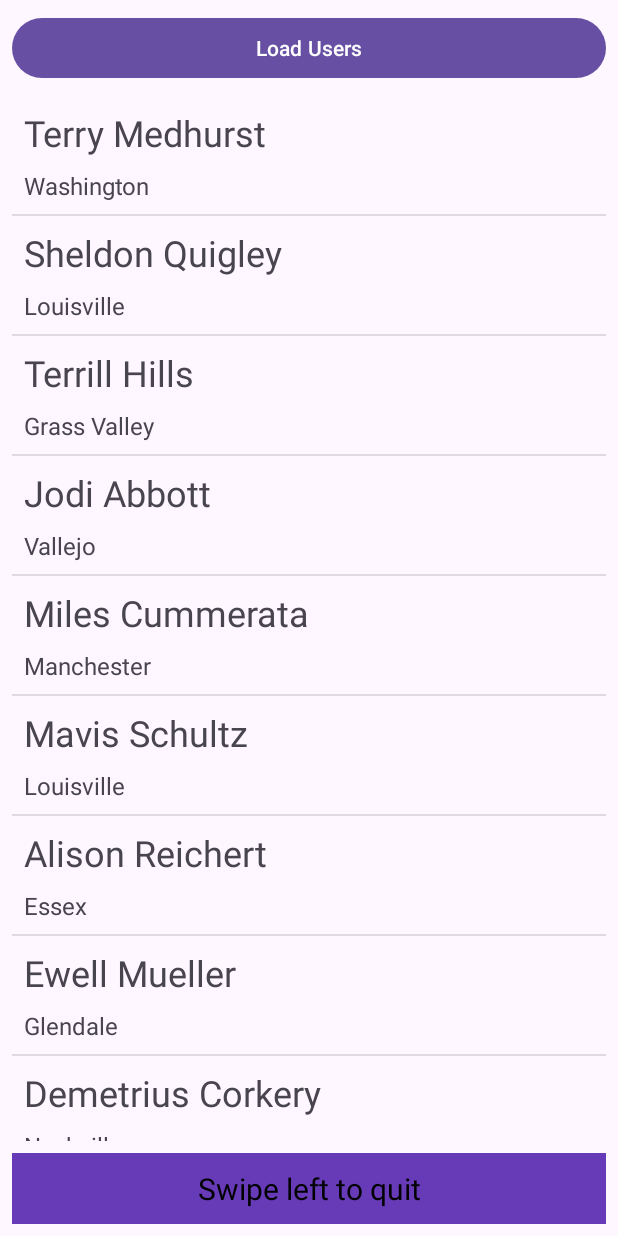
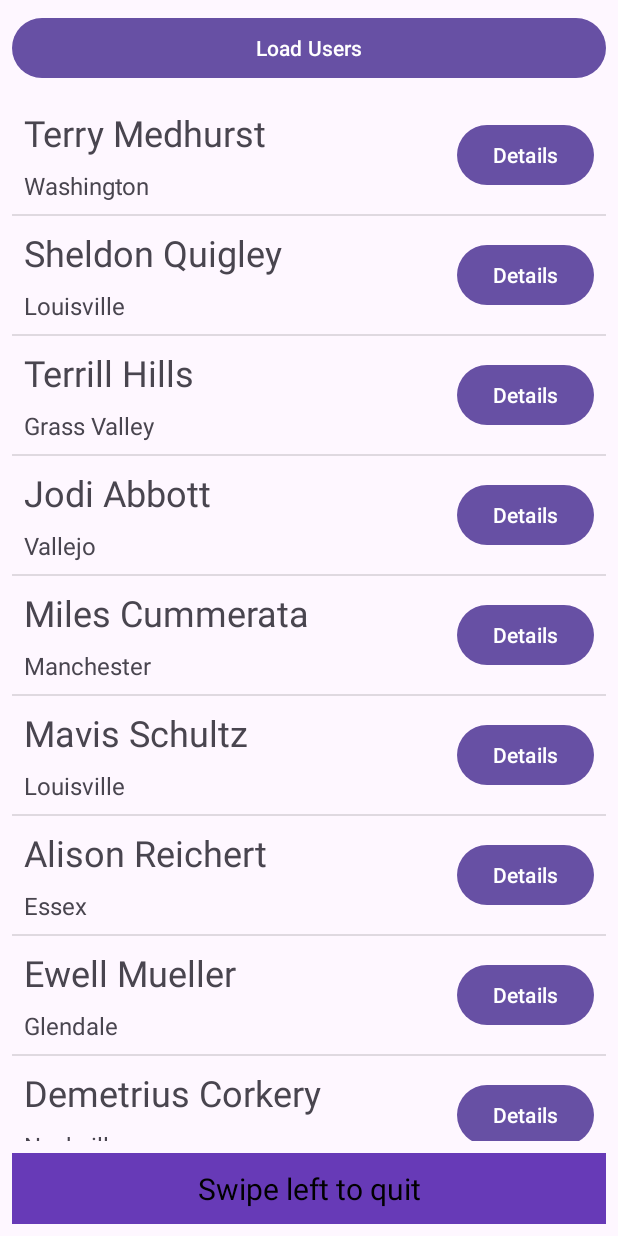
Before and after one commit to anouar-derdouri-development/mini-project-01-main, an Android app: the screen it shows after launch (UsersActivity), after a tap on "Load Users", on a phone screen of 412 x 824 dp. Run offline under Robolectric (Android 15) with nearby library versions, the phone set to English and light mode, and no system bars.

Commit message:
Add Details Button to show a Custom DialogFragment

```diff
--- a/app/src/main/java/com/example/mini_project_01/UsersActivity.java
+++ b/app/src/main/java/com/example/mini_project_01/UsersActivity.java
@@ -52,8 +52,7 @@ public class UsersActivity extends AppCompatActivity implements View.OnClickList
     @Override
     public void onClick(View v) {
         if (v.getId() == R.id.btnUsersActLoadUsers) {
-            UsersAdapter adapter = new UsersAdapter(this, getUsers());
-
+            UsersAdapter adapter = new UsersAdapter(this, getUsers(), getSupportFragmentManager());
             lvUsersActUsers.setAdapter(adapter);
         }
     }
--- a/app/src/main/java/com/example/mini_project_01/UsersAdapter.java
+++ b/app/src/main/java/com/example/mini_project_01/UsersAdapter.java
@@ -1,5 +1,6 @@
 package com.example.mini_project_01;
 
+import android.app.Activity;
 import android.content.Context;
 import android.util.Log;
 import android.view.LayoutInflater;
@@ -16,6 +17,7 @@ import android.widget.Toast;
 import androidx.annotation.NonNull;
 import androidx.annotation.Nullable;
 import androidx.appcompat.app.AlertDialog;
+import androidx.fragment.app.FragmentManager;
 
 import java.util.ArrayList;
 
@@ -25,11 +27,13 @@ public class UsersAdapter extends BaseAdapter {
     Context context;
     LayoutInflater inflater;
     ArrayList<User> users;
+    FragmentManager fragmentManager;
 
-    public UsersAdapter(Context context, ArrayList<User> users) {
+    public UsersAdapter(Context context, ArrayList<User> users, FragmentManager fragmentManager) {
         this.users = users;
         this.context = context;
         inflater = LayoutInflater.from(context);
+        this.fragmentManager = fragmentManager;
     }
 
     @Override
@@ -55,6 +59,7 @@ public class UsersAdapter extends BaseAdapter {
         TextView tvUsersItmFullName = convertView.findViewById(R.id.tvUsersItmFullName);
         TextView tvUsersItmCity = convertView.findViewById(R.id.tvUsersItmCity);
         ImageView ivUserItmChecked = convertView.findViewById(R.id.ivUserItmChecked);
+        Button btnUserItmDetails = convertView.findViewById(R.id.btnUserItmDetails);
 
         tvUsersItmFullName.setText(user.fullName());
         tvUsersItmCity.setText(user.getCity());
@@ -74,6 +79,7 @@ public class UsersAdapter extends BaseAdapter {
 
         convertView.setOnTouchListener(new View.OnTouchListener() {
             long lastClickTime = 0;
+
             @Override
             public boolean onTouch(View v, MotionEvent event) {
                 switch (event.getAction()) {
@@ -95,6 +101,11 @@ public class UsersAdapter extends BaseAdapter {
             }
         });
 
+        btnUserItmDetails.setOnClickListener(v -> {
+            UserDetailsDialog userDetailsDialog = new UserDetailsDialog(user);
+            userDetailsDialog.show(fragmentManager, null);
+        });
+
         return convertView;
     }
 }
--- a/app/src/main/res/layout/item_user.xml
+++ b/app/src/main/res/layout/item_user.xml
@@ -33,13 +33,21 @@
         android:id="@+id/ivUserItmChecked"
         android:layout_width="wrap_content"
         android:layout_height="wrap_content"
-        android:layout_marginTop="8dp"
         android:layout_marginEnd="8dp"
-        android:layout_marginBottom="8dp"
         android:visibility="invisible"
         app:layout_constraintBottom_toBottomOf="parent"
-        app:layout_constraintEnd_toEndOf="parent"
+        app:layout_constraintEnd_toStartOf="@+id/btnUserItmDetails"
         app:layout_constraintTop_toTopOf="parent"
         app:srcCompat="@drawable/check" />
 
+    <Button
+        android:id="@+id/btnUserItmDetails"
+        android:layout_width="wrap_content"
+        android:layout_height="wrap_content"
+        android:layout_marginEnd="8dp"
+        android:text="Details"
+        app:layout_constraintBottom_toBottomOf="@+id/tvUsersItmCity"
+        app:layout_constraintEnd_toEndOf="parent"
+        app:layout_constraintTop_toTopOf="@+id/tvUsersItmFullName" />
+
 </androidx.constraintlayout.widget.ConstraintLayout>
```
Also changed, not shown: app/src/main/java/com/example/mini_project_01/UserDetailsDialog.java (added, +46 -0 lines), app/src/main/res/layout/item_user_details.xml (added, +43 -0 lines).
